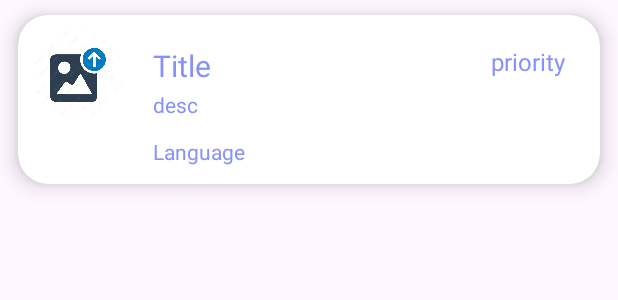
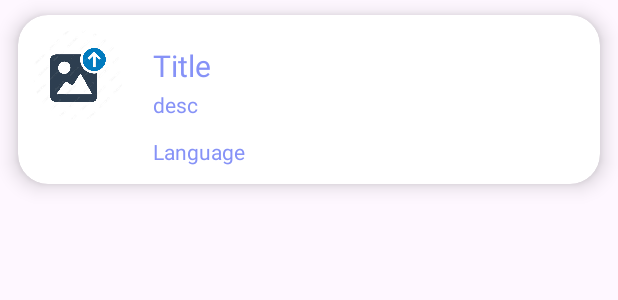
Before and after one commit to JorgePalheta/AndroidStudio, an Android app: the layout recycler_item.xml on its own in the app's theme, with its tools: preview values and no code run, on a phone screen of 412 x 824 dp. Shown: the top 300 px of the screen. Run offline under Robolectric (Android 15) with nearby library versions, the phone set to English and light mode, and no system bars.

```diff
--- a/app/src/main/res/layout/recycler_item.xml
+++ b/app/src/main/res/layout/recycler_item.xml
@@ -38,18 +38,6 @@
             android:layout_toEndOf="@id/recImage"/>
 
         <TextView
-            android:layout_width="80dp"
-            android:layout_height="30dp"
-            android:id="@+id/recPriority"
-            android:text="priority"
-            android:layout_toEndOf="@id/recTitle"
-            android:layout_marginTop="20dp"
-            android:layout_marginStart="90dp"
-            android:textAlignment="center"
-            android:textColor="@color/Lavender"
-            android:textSize="16sp"/>
-
-        <TextView
             android:layout_width="140dp"
             android:layout_height="wrap_content"
             android:id="@+id/recDesc"
```
Also changed, not shown: app/src/main/java/com/example/teste1/MainActivity.java (+45 -43 lines), app/src/main/java/com/example/teste1/MyAdapter.java (+6 -3 lines), app/src/main/java/com/example/teste1/UpdateActivity.java (+48 -13 lines).
